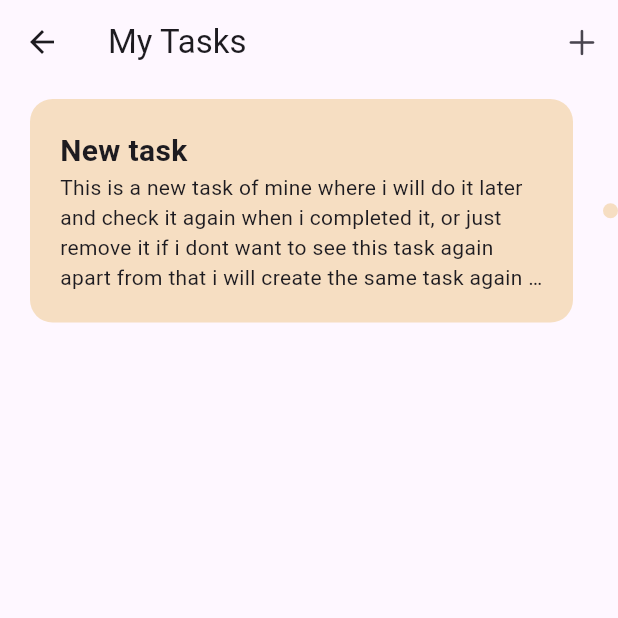
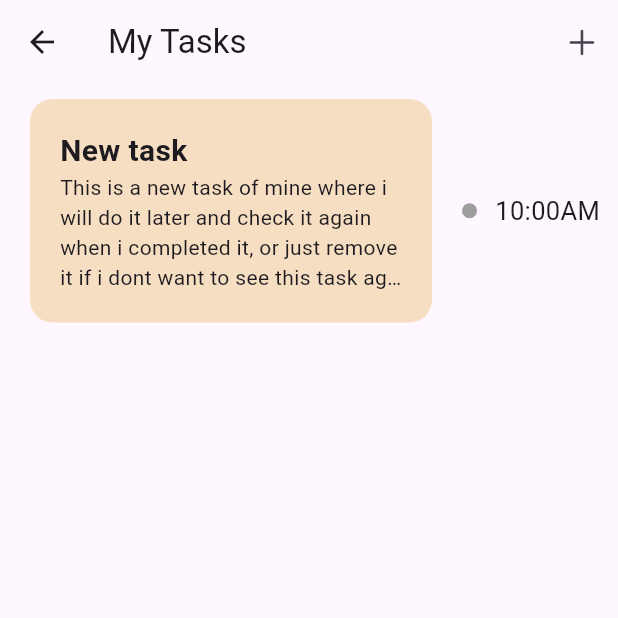
Before and after one commit to Azamat-JS/Flutter-task-manager, a Flutter app: the HomePage screen opened directly, on a phone screen of 412 x 824 dp, the top half of it. Run offline on Flutter 3.47's test engine with Material 3 defaults, Android fonts, the phone set to English and light mode, and no system bars; our stand-ins replace flutter_bloc, shared_preferences, sqflite; accounts and stored records are empty.

Commit message:
created utility colors

```diff
--- a/frontend/lib/features/home/pages/home_page.dart
+++ b/frontend/lib/features/home/pages/home_page.dart
@@ -1,5 +1,6 @@
 import 'package:flutter/cupertino.dart';
 import 'package:flutter/material.dart';
+import 'package:frontend/core/constants/utils.dart';
 import 'package:frontend/features/home/widgets/task_card.dart';
 
 class HomePage extends StatelessWidget {
@@ -32,8 +33,12 @@ class HomePage extends StatelessWidget {
                 width: 10,
                 decoration: BoxDecoration(
                   shape: BoxShape.circle,
-                  color: const Color.fromRGBO(246, 222, 194, 1),
+                  color: Colors.grey,
                 ),
+              ),
+              Padding(
+                padding: const EdgeInsets.all(12.0),
+                child: Text('10:00AM', style: TextStyle(fontSize: 17)),
               ),
             ],
           ),
```
Also changed, not shown: frontend/lib/core/constants/utils.dart (added, +9 -0 lines).
